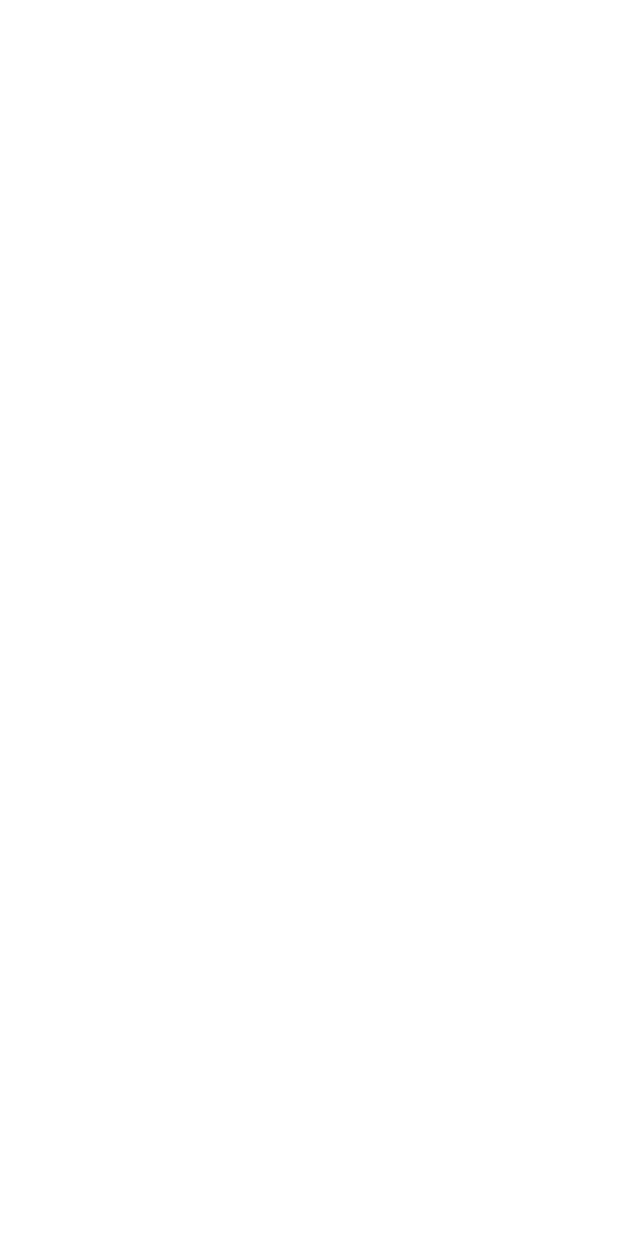
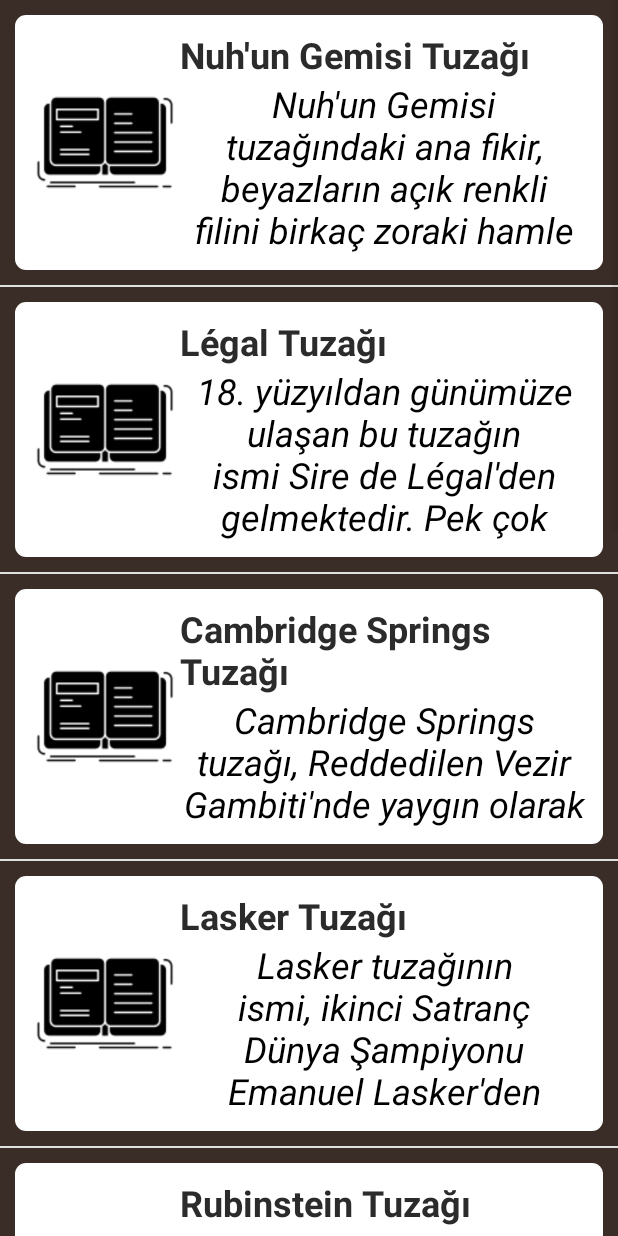
Before and after one commit to fatihhcan/chessO-S-app, an Android app: the StoriesActivity screen opened directly, with no data from a screen before it, on a phone screen of 412 x 824 dp. Before the commit the screen is empty. Run offline under Robolectric (Android 15) with nearby library versions, the phone set to English and light mode, and no system bars.

Commit message:
stories listview added.

```diff
--- a/app/src/main/AndroidManifest.xml
+++ b/app/src/main/AndroidManifest.xml
@@ -9,11 +9,11 @@
         android:roundIcon="@mipmap/ic_launcher_round"
         android:supportsRtl="true"
         android:theme="@style/Theme.ChessOS">
-
+        <activity android:name=".core.StoriesDetailActivity"></activity>
         <activity android:name=".MainActivity" />
         <activity android:name=".ui.OpeningActivity" />
         <activity android:name=".core.DetailActivity" />
-        <activity android:name=".ui.StoriesActivity"></activity>
+        <activity android:name=".ui.StoriesActivity" />
         <activity
             android:name=".ui.SplashScreenActivity"
             android:theme="@style/Theme.AppCompat.DayNight.NoActionBar">
--- a/app/src/main/java/com/example/chessos/MainActivity.kt
+++ b/app/src/main/java/com/example/chessos/MainActivity.kt
@@ -17,7 +17,9 @@ class MainActivity : AppCompatActivity() {
         super.onCreate(savedInstanceState)
         setContentView(R.layout.activity_main)
     var buttonOpening = findViewById<Button>(R.id.buttonOpening)
+
     var buttonStories = findViewById<Button>(R.id.buttonStories)
+
         buttonOpening.setOnClickListener {
         startActivity(intentOpening)
         }
--- /dev/null
+++ b/app/src/main/java/com/example/chessos/core/Stories.kt
@@ -0,0 +1,19 @@
+package com.example.chessos.core
+
+class Stories{
+
+    var constStoriesTitle:String?=null
+    var constStoriesDes:String?=null
+    var constStoriesImage:Int?=null
+
+
+
+
+
+    constructor(constStoriesTitle:String,constStoriesDes:String,constStoriesImage:Int){
+        this.constStoriesTitle=constStoriesTitle
+        this.constStoriesDes=constStoriesDes
+        this.constStoriesImage=constStoriesImage
+
+    }
+}
--- a/app/src/main/java/com/example/chessos/ui/StoriesActivity.kt
+++ b/app/src/main/java/com/example/chessos/ui/StoriesActivity.kt
@@ -1,12 +1,98 @@
 package com.example.chessos.ui
 
+import android.content.Context
+import android.content.Intent
 import androidx.appcompat.app.AppCompatActivity
 import android.os.Bundle
+import android.view.LayoutInflater
+import android.view.View
+import android.view.ViewGroup
+import android.widget.BaseAdapter
 import com.example.chessos.R
+import com.example.chessos.core.DetailActivity
+import com.example.chessos.core.Opening
+import com.example.chessos.core.Stories
+import com.example.chessos.core.StoriesDetailActivity
+import kotlinx.android.synthetic.main.activity_opening.*
+import kotlinx.android.synthetic.main.activity_stories.*
+import kotlinx.android.synthetic.main.list_card.view.*
+import kotlinx.android.synthetic.main.stories_card.view.*
 
 class StoriesActivity : AppCompatActivity() {
+
+    var constList=ArrayList<Stories>()
+    var adapter: StoriesAdapter?=null
+
     override fun onCreate(savedInstanceState: Bundle?) {
         super.onCreate(savedInstanceState)
         setContentView(R.layout.activity_stories)
+
+        constList.add(Stories("Nuh'un Gemisi Tuzağı","Nuh'un Gemisi tuzağındaki ana fikir, beyazların açık renkli filini birkaç zoraki hamle sonucunda tuzağa düşürmektir. Bu tuzak, Ruy Lopez açılışında siyahlarla oynayan oyuncular içindir.\n" +
+                "\n",R.drawable.stories))
+        constList.add(Stories("Légal Tuzağı","18. yüzyıldan günümüze ulaşan bu tuzağın ismi Sire de Légal'den gelmektedir. Pek çok satranç oyuncusunun favorisi olan bu tuzakta harika bir vezir fedası bulunmaktadır." +
+                "\n",R.drawable.stories))
+        constList.add(Stories("Cambridge Springs Tuzağı","Cambridge Springs tuzağı, Reddedilen Vezir Gambiti'nde yaygın olarak oynanan birkaç hamleden sonra ortaya çıkmaktadır." +
+                "\n",R.drawable.stories))
+        constList.add(Stories("Lasker Tuzağı","Lasker tuzağının ismi, ikinci Satranç Dünya Şampiyonu Emanuel Lasker'den gelmektedir. Bu tuzağın en güzel kısmı, düşük terfiyle ata terfi etmeyi kullanmasıdır. Beyazların vezir gambitine karşılık, siyahlar Albin karşı-gambitini oynamaktadır." +
+                "\n",R.drawable.stories))
+        constList.add(Stories("Rubinstein Tuzağı","Rubinstein Tuzağı'nın ismi bir başka satranç devi Akiba Rubinstein'dan gelmektedir. Bu incelikli tuzakta en azından bir er kazanacak olsanız da, siyahlar eğer haddinden fazla açgözlü davranırsa, siyah veziri bile kapana kıstırmanız mümkün." +
+                "\n",R.drawable.stories))
+        constList.add(Stories("Sibirya Tuzağı","Smith-Morra Gambiti'ndeki bu tuzak, her seviyedeki pek çok oyuncuyu avlamıştır! Beyazlar doğal gelişim hamleleri yapıyormuş gibi görünse de bir anda vezirini kaybetmekte ve şah mat olmaktadır!" +
+                "\n",R.drawable.stories))
+        constList.add(Stories("Fajarowicz Tuzağı","Bu sinsi tuzak Budapeşte Gambiti açılışında ortaya çıkmaktadır. Siyahlar iki hafif taş fedası sonrası beyaz veziri elde etmektedir." +
+                "\n",R.drawable.stories))
+        constList.add(Stories("Blackburne Shilling Tuzağı","Bu tuzakta, beyazları hazırlıksız yakalayabilmek için siyahlar, açılışlara dair tüm temel prensipleri hiçe saymaktadır. Öncelikle siyahlar dikkatsizce hamleler yapıyormuş gibi görünse de, 5...Vxg2 hamlesinden sonra aslında kimin başının belada olduğunu görebiliyorsunuz. Bu tuzak, Giuoco Piano olarak da bilinen İtalyan Açılışı'nın bir devam yolunda ortaya çıkmaktadır." +
+                "\n",R.drawable.stories))
+        constList.add(Stories("Englund Gambiti Tuzağı","Siyahlar cesurca (veya dikkatsizce!) 1.d4 hamlesine 1...e5?! ile yanıt veriyor. Siyahlarla oynarken açılış hamlenizde yapabileceğiniz en kışkırtıcı hamle muhtemelen bu hamle olacaktır! Bu tuzakta birkaç tane ilginç taktik fikir var ve pek fazla taş değişimi olmasa da tuzak, sonuçta siyahların beyazları mat etmesiyle sonuçlanmaktadır.\n" +
+                "\n",R.drawable.stories))
+        constList.add(Stories("Olta Tuzağı","Tuzaklara dair bu dizimizi Ruy Lopez'e karşı oynanan eğlenceli bir hamleyle tamamlıyoruz. Burada g4'teki at yem, h5'teki er ise birilerini hazırlıksız yakalamak için bekleyen oltadır! Çevrimiçi oyunlarınızda ve karşılıklı yıldırım oyunlarınızda denemesi oldukça eğlenceli bir tuzaktır." +
+                "\n",R.drawable.stories))
+
+
+        adapter= StoriesAdapter(this, constList)
+        storiesListView.adapter=adapter
+    }
+
+    class StoriesAdapter: BaseAdapter {
+        var constList=ArrayList<Stories>()
+        var context: Context?=null
+
+        constructor(context: Context, constList:ArrayList<Stories>):super(){
+            this.constList=constList
+            this.context=context
+        }
+        override fun getCount(): Int {
+            return constList.size
+        }
+
+        override fun getItem(position: Int): Any {
+            return constList[position]
+        }
+
+        override fun getItemId(position: Int): Long {
+            return position.toLong()
+        }
+
+        override fun getView(position: Int, convertView: View?, parent: ViewGroup?): View {
+            var positionOpening = constList[position]
+            var inflator=context!!.getSystemService(LAYOUT_INFLATER_SERVICE) as LayoutInflater
+            var openingCard=inflator.inflate(R.layout.stories_card,null)
+
+            openingCard.cardStoriesTitle.text = positionOpening.constStoriesTitle
+            openingCard.cardDesName.text = positionOpening.constStoriesDes
+            openingCard.imageStoriesCard.setImageResource(positionOpening.constStoriesImage!!)
+
+            openingCard.layoutStoriesCard.setOnClickListener {
+                var intent = Intent(context,StoriesDetailActivity::class.java)
+                intent.putExtra("constStoriesTitle",positionOpening.constStoriesTitle)
+                intent.putExtra("constStoriesDes",positionOpening.constStoriesDes)
+                intent.putExtra("constStoriesImage",positionOpening.constStoriesImage)
+                context!!.startActivity(intent)
+
+            }
+
+            return openingCard
+
+        }
     }
 }
--- /dev/null
+++ b/app/src/main/res/layout/stories_card.xml
@@ -0,0 +1,52 @@
+<?xml version="1.0" encoding="utf-8"?>
+<LinearLayout xmlns:android="http://schemas.android.com/apk/res/android"
+    xmlns:app="http://schemas.android.com/apk/res-auto"
+    android:layout_width="match_parent"
+    android:layout_height="match_parent"
+    android:background="@drawable/gradient"
+    android:orientation="vertical"
+    android:padding="10dp">
+
+    <LinearLayout
+        android:id="@+id/layoutStoriesCard"
+        android:layout_width="match_parent"
+        android:layout_height="wrap_content"
+        android:background="@drawable/custom_card"
+        android:orientation="horizontal"
+        android:padding="10dp">
+
+        <ImageView
+            android:id="@+id/imageStoriesCard"
+            android:layout_width="200dp"
+            android:layout_height="150dp"
+            android:layout_weight="1"
+            app:srcCompat="@drawable/stories" />
+
+        <LinearLayout
+            android:layout_width="match_parent"
+            android:layout_height="match_parent"
+            android:layout_weight="1"
+            android:orientation="vertical">
+
+            <TextView
+                android:id="@+id/cardStoriesTitle"
+                android:layout_width="match_parent"
+                android:layout_height="wrap_content"
+
+                android:text="Tuzak Adı"
+                android:textColor="#2B2B2B"
+                android:textSize="24sp"
+                android:textStyle="bold" />
+
+            <TextView
+                android:id="@+id/cardDesName"
+                android:layout_width="match_parent"
+                android:layout_height="wrap_content"
+                android:gravity="center"
+                android:text="chess player"
+                android:textColor="@color/black"
+                android:textSize="24sp"
+                android:textStyle="italic" />
+        </LinearLayout>
+    </LinearLayout>
+</LinearLayout>
```
Also changed, not shown: app/src/main/java/com/example/chessos/core/StoriesDetailActivity.kt (added, +28 -0 lines), app/src/main/res/layout/activity_stories_detail.xml (added, +49 -0 lines), app/src/main/res/drawable-v24/stories.png (added), app/src/main/res/drawable/board.png (deleted).
